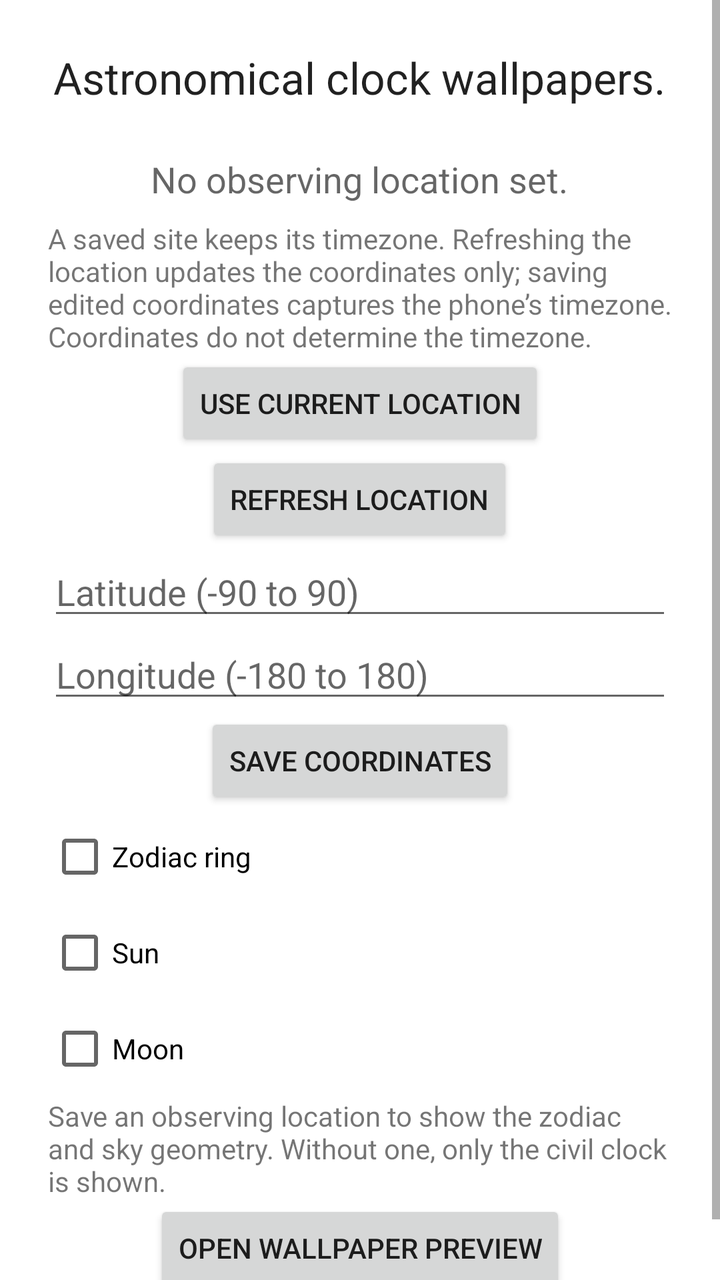
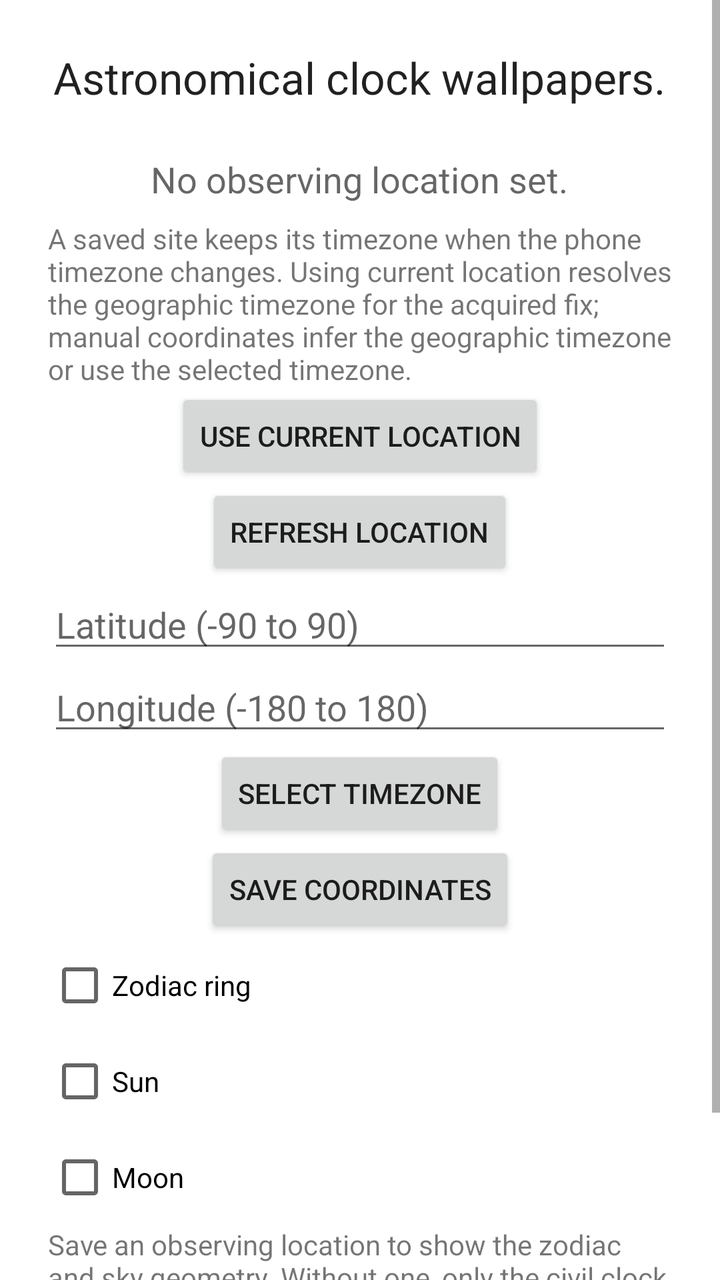

The first picture is an Android layout as it rendered before a commit; the second is the same layout after the commit. The layout source and the unified diff follow.
<!-- AndroidManifest.xml: fallback theme Theme.MaterialComponents.DayNight.NoActionBar -->
<!-- res/layout/activity_settings.xml -->
<?xml version="1.0" encoding="utf-8"?>
<ScrollView xmlns:android="http://schemas.android.com/apk/res/android"
  android:id="@+id/settings_scroll"
  android:layout_width="match_parent"
  android:layout_height="match_parent"
  android:fillViewport="true"
  android:fitsSystemWindows="true">
  <LinearLayout
    android:layout_width="match_parent"
    android:layout_height="wrap_content"
    android:gravity="center_horizontal"
    android:orientation="vertical"
    android:padding="24dp">
    <TextView
      android:layout_width="wrap_content"
      android:layout_height="wrap_content"
      android:layout_marginBottom="24dp"
      android:text="@string/wallpaper_description"
      android:textAppearance="?android:attr/textAppearanceLarge" />
    <TextView
      android:id="@+id/location_current"
      android:layout_width="wrap_content"
      android:layout_height="wrap_content"
      android:text="@string/location_unset"
      android:textAppearance="?android:attr/textAppearanceMedium" />
    <TextView
      android:id="@+id/location_timezone_help"
      android:layout_width="match_parent"
      android:layout_height="wrap_content"
      android:layout_marginTop="8dp"
      android:text="@string/location_timezone_help" />
    <Button
      android:id="@+id/use_current_location"
      android:layout_width="wrap_content"
      android:layout_height="wrap_content"
      android:minHeight="48dp"
      android:text="@string/use_current_location" />
    <Button
      android:id="@+id/refresh_location"
      android:layout_width="wrap_content"
      android:layout_height="wrap_content"
      android:minHeight="48dp"
      android:text="@string/refresh_location" />
    <EditText
      android:id="@+id/latitude_input"
      android:layout_width="match_parent"
      android:layout_height="wrap_content"
      android:hint="@string/latitude_hint"
      android:importantForAutofill="no"
      android:inputType="numberDecimal|numberSigned" />
    <EditText
      android:id="@+id/longitude_input"
      android:layout_width="match_parent"
      android:layout_height="wrap_content"
      android:hint="@string/longitude_hint"
      android:importantForAutofill="no"
      android:inputType="numberDecimal|numberSigned" />
    <Button
      android:id="@+id/save_location"
      android:layout_width="wrap_content"
      android:layout_height="wrap_content"
      android:minHeight="48dp"
      android:text="@string/save_location" />
    <CheckBox
      android:id="@+id/zodiac_ring"
      android:layout_width="match_parent"
      android:layout_height="wrap_content"
      android:minHeight="48dp"
      android:text="@string/zodiac_ring" />
    <CheckBox
      android:id="@+id/sun_layer"
      android:layout_width="match_parent"
      android:layout_height="wrap_content"
      android:minHeight="48dp"
      android:text="@string/sun_layer" />
    <CheckBox
      android:id="@+id/moon_layer"
      android:layout_width="match_parent"
      android:layout_height="wrap_content"
      android:minHeight="48dp"
      android:text="@string/moon_layer" />
    <TextView
      android:layout_width="match_parent"
      android:layout_height="wrap_content"
      android:text="@string/dial_location_help" />
    <Button
      android:id="@+id/open_preview"
      android:layout_width="wrap_content"
      android:layout_height="wrap_content"
      android:minHeight="48dp"
      android:text="@string/open_preview" />
  </LinearLayout>
</ScrollView>
<!-- resources referenced by this layout -->
<resources>
  <string name="dial_location_help">Save an observing location to show the zodiac and sky geometry. Without one, only the civil clock is shown.</string>
  <string name="latitude_hint">Latitude (-90 to 90)</string>
  <string name="location_timezone_help">A saved site keeps its timezone. Refreshing the location updates the coordinates only; saving edited coordinates captures the phone’s timezone. Coordinates do not determine the timezone.</string>
  <string name="location_unset">No observing location set.</string>
  <string name="longitude_hint">Longitude (-180 to 180)</string>
  <string name="moon_layer">Moon</string>
  <string name="open_preview">Open wallpaper preview</string>
  <string name="refresh_location">Refresh location</string>
  <string name="save_location">Save coordinates</string>
  <string name="sun_layer">Sun</string>
  <string name="use_current_location">Use current location</string>
  <string name="wallpaper_description">Astronomical clock wallpapers.</string>
  <string name="zodiac_ring">Zodiac ring</string>
</resources>

<!-- the commit's change to res/layout/activity_settings.xml (unified diff, before → after) -->
@@ -56,6 +56,12 @@
       android:importantForAutofill="no"
       android:inputType="numberDecimal|numberSigned" />
     <Button
+      android:id="@+id/select_timezone"
+      android:layout_width="wrap_content"
+      android:layout_height="wrap_content"
+      android:minHeight="48dp"
+      android:text="@string/choose_timezone_title" />
+    <Button
       android:id="@+id/save_location"
       android:layout_width="wrap_content"
       android:layout_height="wrap_content"
<!-- resource entries referenced after the edit -->
@@ -1,8 +1,9 @@
 <!-- resources referenced by this layout -->
 <resources>
+  <string name="choose_timezone_title">Select timezone</string>
   <string name="dial_location_help">Save an observing location to show the zodiac and sky geometry. Without one, only the civil clock is shown.</string>
   <string name="latitude_hint">Latitude (-90 to 90)</string>
-  <string name="location_timezone_help">A saved site keeps its timezone. Refreshing the location updates the coordinates only; saving edited coordinates captures the phone’s timezone. Coordinates do not determine the timezone.</string>
+  <string name="location_timezone_help">A saved site keeps its timezone when the phone timezone changes. Using current location resolves the geographic timezone for the acquired fix; manual coordinates infer the geographic timezone or use the selected timezone.</string>
   <string name="location_unset">No observing location set.</string>
   <string name="longitude_hint">Longitude (-180 to 180)</string>
   <string name="moon_layer">Moon</string>
